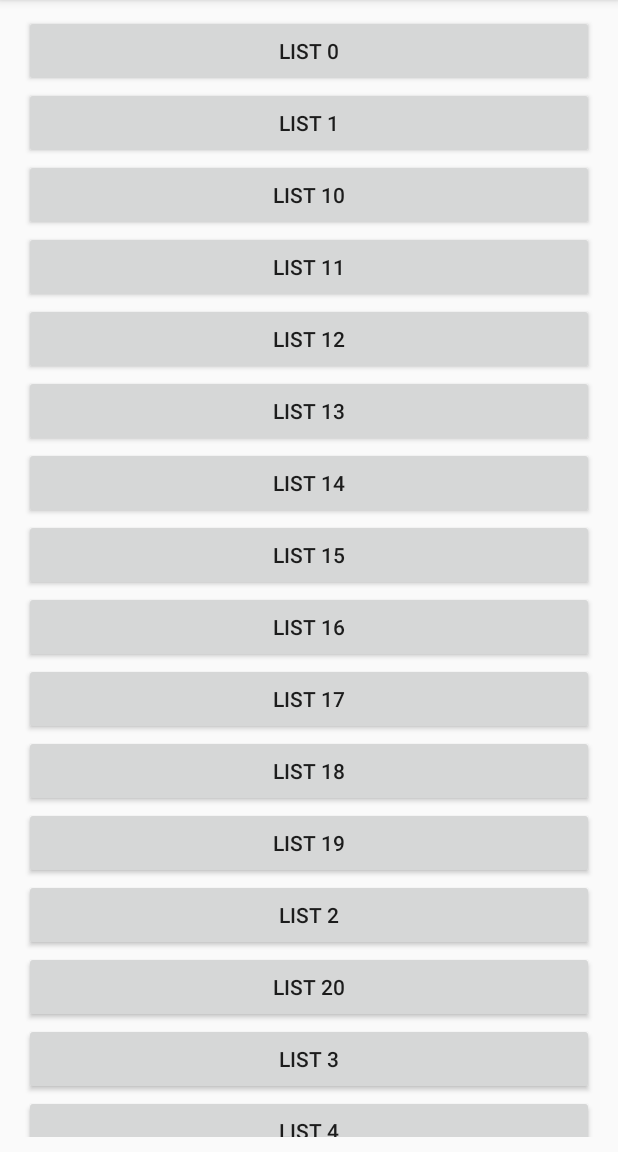
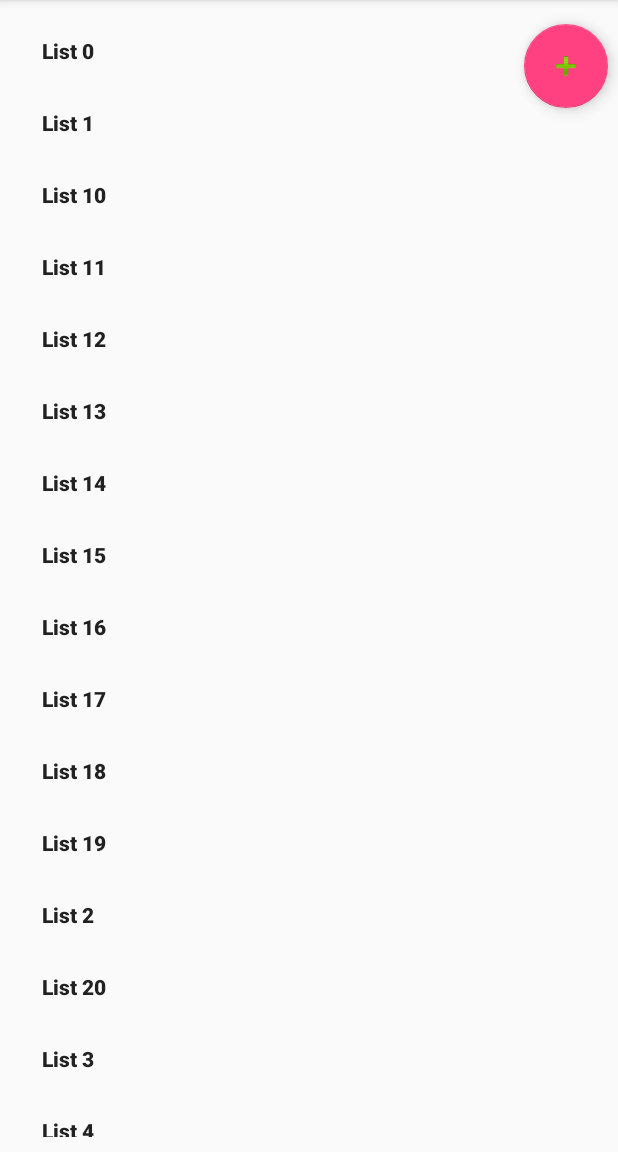
Before and after one commit to savannahp/CalendarApp, an Android app: the screen it shows after launch (ListMainActivity), on a phone screen of 412 x 824 dp, the part 84-1236 px from its top. Run offline under Robolectric (Android 15) with nearby library versions, the phone set to English and light mode, and no system bars; our stand-ins replace Firebase (no records; nobody signed in at launch, a user with empty details on screens opened directly).

Commit message:
I think it's finally back to normal. The list of to-do lists appears correctly and the list of tasks now has a checkbox next to each task.

```diff
--- a/app/src/main/java/teamproject/savannahpyle/calendarapp/ListMainActivity.java
+++ b/app/src/main/java/teamproject/savannahpyle/calendarapp/ListMainActivity.java
@@ -34,7 +34,7 @@ public class ListMainActivity extends AppCompatActivity {
             listModel.addList("List " + i.toString());
         }
 
-        mRecyclerView = (RecyclerView) findViewById(R.id.my_recycler_view);
+        mRecyclerView = (RecyclerView) findViewById(R.id.list_recycler_view);
 
         Log.d(TAG, "Recycler view =" + mRecyclerView.toString());
 
--- a/app/src/main/res/layout/activity_list_main.xml
+++ b/app/src/main/res/layout/activity_list_main.xml
@@ -1,36 +1,28 @@
 <?xml version="1.0" encoding="utf-8"?>
-<!-- A RecyclerView with some commonly used attributes -->
-<android.support.v7.widget.RecyclerView android:id="@+id/my_recycler_view"
-    android:scrollbars="vertical"
+<android.support.constraint.ConstraintLayout xmlns:android="http://schemas.android.com/apk/res/android"
+    xmlns:app="http://schemas.android.com/apk/res-auto"
+    xmlns:tools="http://schemas.android.com/tools"
     android:layout_width="match_parent"
     android:layout_height="match_parent"
-    android:paddingBottom="@dimen/row_padding_vertical"
-    android:paddingLeft="@dimen/activity_horizontal_margin"
-    android:paddingRight="@dimen/activity_horizontal_margin"
-    android:paddingTop="@dimen/row_padding_vertical"
-    android:orientation="vertical"
-    android:textStyle="bold"
-    android:textSize="16dp"
-    xmlns:android="http://schemas.android.com/apk/res/android" />
-<!--<android.support.constraint.ConstraintLayout xmlns:android="http://schemas.android.com/apk/res/android"-->
-    <!--xmlns:app="http://schemas.android.com/apk/res-auto"-->
-    <!--xmlns:tools="http://schemas.android.com/tools"-->
-    <!--android:layout_width="match_parent"-->
-    <!--android:layout_height="match_parent"-->
-    <!--tools:context="teamproject.savannahpyle.calendarapp.ListMainActivity">-->
+    tools:context="teamproject.savannahpyle.calendarapp.ListMainActivity">
 
-     <!--&lt;!&ndash;A RecyclerView with some commonly used attributes &ndash;&gt;-->
-    <!--&lt;!&ndash;<android.support.v7.widget.RecyclerView&ndash;&gt;-->
-        <!--&lt;!&ndash;android:id="@+id/my_recycler_view"&ndash;&gt;-->
-        <!--&lt;!&ndash;android:scrollbars="vertical"&ndash;&gt;-->
-        <!--&lt;!&ndash;android:layout_width="match_parent"&ndash;&gt;-->
-        <!--&lt;!&ndash;android:layout_height="match_parent"&ndash;&gt;-->
-        <!--&lt;!&ndash;android:paddingBottom="@dimen/row_padding_vertical"&ndash;&gt;-->
-        <!--&lt;!&ndash;android:paddingLeft="@dimen/activity_horizontal_margin"&ndash;&gt;-->
-        <!--&lt;!&ndash;android:paddingRight="@dimen/activity_horizontal_margin"&ndash;&gt;-->
-        <!--&lt;!&ndash;android:paddingTop="@dimen/row_padding_vertical"&ndash;&gt;-->
-        <!--&lt;!&ndash;android:orientation="vertical"&ndash;&gt;-->
-        <!--&lt;!&ndash;android:textStyle="bold"&ndash;&gt;-->
-        <!--&lt;!&ndash;android:textSize="16dp"/>&ndash;&gt;-->
+    <include layout="@layout/list_recycler_view" />
 
-<!--</android.support.constraint.ConstraintLayout>-->
+    <android.support.design.widget.FloatingActionButton
+        android:id="@+id/floatingActionButton"
+        android:layout_width="wrap_content"
+        android:layout_height="wrap_content"
+        android:layout_marginBottom="8dp"
+        android:layout_marginStart="8dp"
+        android:layout_marginTop="16dp"
+        android:clickable="true"
+        android:focusable="true"
+        app:layout_constraintBottom_toBottomOf="parent"
+        app:layout_constraintEnd_toEndOf="parent"
+        app:layout_constraintHorizontal_bias="0.981"
+        app:layout_constraintStart_toStartOf="parent"
+        app:layout_constraintTop_toTopOf="parent"
+        app:layout_constraintVertical_bias="0.0"
+        app:srcCompat="@android:drawable/ic_input_add" />
+
+</android.support.constraint.ConstraintLayout>
--- a/app/src/main/res/layout/button_list_select.xml
+++ b/app/src/main/res/layout/button_list_select.xml
@@ -1,12 +1,15 @@
 <?xml version="1.0" encoding="utf-8"?>
-
 
 <Button xmlns:android="http://schemas.android.com/apk/res/android"
     xmlns:tools="http://schemas.android.com/tools"
-    android:id="@+id/button2"
+    android:id="@+id/button_list_select"
+    style="@style/Widget.AppCompat.Button.Borderless"
     android:layout_width="match_parent"
     android:layout_height="wrap_content"
     android:onClick="goToSingleList"
+    android:textAlignment="viewStart"
+    android:textAllCaps="false"
+    android:textStyle="bold"
     tools:layout_editor_absoluteX="148dp"
     tools:layout_editor_absoluteY="127dp"
     tools:text="List" />
--- a/app/src/main/res/layout/list_view.xml
+++ b/app/src/main/res/layout/list_recycler_view.xml
@@ -1,7 +1,7 @@
 <?xml version="1.0" encoding="utf-8"?>
-
-    <!-- A RecyclerView with some commonly used attributes -->
-<android.support.v7.widget.RecyclerView android:id="@+id/my_recycler_view"
+<android.support.v7.widget.RecyclerView
+    xmlns:android="http://schemas.android.com/apk/res/android"
+    android:id="@+id/list_recycler_view"
     android:scrollbars="vertical"
     android:layout_width="match_parent"
     android:layout_height="match_parent"
@@ -11,5 +11,4 @@
     android:paddingTop="@dimen/row_padding_vertical"
     android:orientation="vertical"
     android:textStyle="bold"
-    android:textSize="16dp"
-    xmlns:android="http://schemas.android.com/apk/res/android" />
+    android:textSize="16sp" />
--- a/app/src/main/res/layout/task_list_text_view.xml
+++ b/app/src/main/res/layout/task_list_text_view.xml
@@ -1,16 +1,20 @@
 <?xml version="1.0" encoding="utf-8"?>
+
 <TextView xmlns:android="http://schemas.android.com/apk/res/android"
     xmlns:app="http://schemas.android.com/apk/res-auto"
     xmlns:tools="http://schemas.android.com/tools"
-    android:id="@+id/textViewForListNames"
+    android:id="@+id/text_view_list"
     android:layout_width="wrap_content"
     android:layout_height="wrap_content"
     android:layout_marginBottom="8dp"
     android:layout_marginEnd="8dp"
     android:layout_marginStart="8dp"
     android:layout_marginTop="8dp"
+    android:onClick="goToSingleList"
+    android:textAppearance="@style/TextAppearance.AppCompat.Headline"
     app:layout_constraintBottom_toBottomOf="parent"
     app:layout_constraintEnd_toEndOf="parent"
     app:layout_constraintStart_toStartOf="parent"
     app:layout_constraintTop_toTopOf="parent"
+    tools:onClick="goToSingleList"
     tools:text="List Names" />
```
Also changed, not shown: app/src/main/java/teamproject/savannahpyle/calendarapp/CheckListAdapter.java (added, +84 -0 lines), app/src/main/java/teamproject/savannahpyle/calendarapp/SingleListActivity.java (+4 -3 lines), app/src/main/res/layout/activity_single_list.xml (+7 -12 lines), app/src/main/res/layout/checkbox_list.xml (added, +12 -0 lines), app/src/main/res/layout/single_task_list.xml (deleted, +0 -15 lines).
